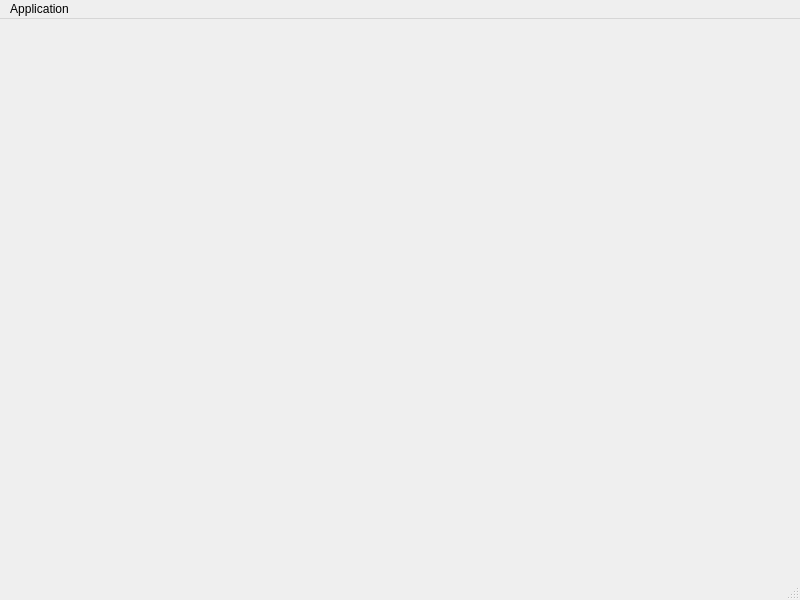
Leonardo-Martella/youtube-dl-gui, file app/qt_ui/main.ui: the form before one commit.
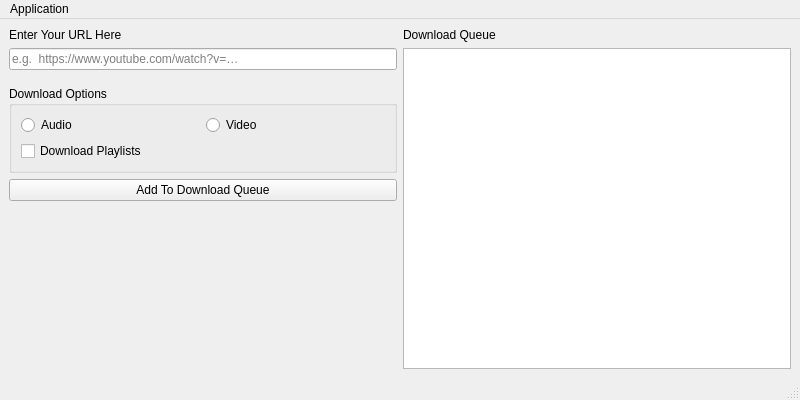
The form after the commit.

Commit message:
Create new UI for the application's main window.
Please note that the added features are not yet used in the code.

```diff
--- a/app/qt_ui/main.ui
+++ b/app/qt_ui/main.ui
@@ -7,13 +7,122 @@
     <x>0</x>
     <y>0</y>
     <width>800</width>
-    <height>600</height>
+    <height>400</height>
    </rect>
   </property>
   <property name="windowTitle">
    <string>MainWindow</string>
   </property>
-  <widget class="QWidget" name="centralwidget"/>
+  <widget class="QWidget" name="centralwidget">
+   <layout class="QHBoxLayout" name="horizontalLayout">
+    <item>
+     <layout class="QVBoxLayout" name="verticalLayout">
+      <item>
+       <widget class="QLabel" name="label_2">
+        <property name="text">
+         <string>Enter Your URL Here</string>
+        </property>
+       </widget>
+      </item>
+      <item>
+       <widget class="QLineEdit" name="urlLineEdit">
+        <property name="placeholderText">
+         <string>e.g.  https://www.youtube.com/watch?v=…</string>
+        </property>
+       </widget>
+      </item>
+      <item>
+       <spacer name="verticalSpacer_2">
+        <property name="orientation">
+         <enum>Qt::Vertical</enum>
+        </property>
+        <property name="sizeType">
+         <enum>QSizePolicy::Fixed</enum>
+        </property>
+        <property name="sizeHint" stdset="0">
+         <size>
+          <width>20</width>
+          <height>10</height>
+         </size>
+        </property>
+       </spacer>
+      </item>
+      <item>
+       <widget class="QGroupBox" name="groupBox">
+        <property name="title">
+         <string>Download Options</string>
+        </property>
+        <layout class="QVBoxLayout" name="verticalLayout_2">
+         <item>
+          <layout class="QHBoxLayout" name="horizontalLayout_3">
+           <item>
+            <widget class="QRadioButton" name="audioDownloadOptionRadioButton">
+             <property name="text">
+              <string>Audio</string>
+             </property>
+            </widget>
+           </item>
+           <item>
+            <widget class="QRadioButton" name="videoDownloadOptionRadioButton">
+             <property name="text">
+              <string>Video</string>
+             </property>
+            </widget>
+           </item>
+          </layout>
+         </item>
+         <item>
+          <layout class="QHBoxLayout" name="horizontalLayout_4">
+           <item>
+            <widget class="QCheckBox" name="downloadPlaylistsCheckBox">
+             <property name="text">
+              <string>Download Playlists</string>
+             </property>
+            </widget>
+           </item>
+          </layout>
+         </item>
+        </layout>
+       </widget>
+      </item>
+      <item>
+       <widget class="QPushButton" name="addToDownloadQueuePushButton">
+        <property name="text">
+         <string>Add To Download Queue</string>
+        </property>
+       </widget>
+      </item>
+      <item>
+       <spacer name="verticalSpacer">
+        <property name="orientation">
+         <enum>Qt::Vertical</enum>
+        </property>
+        <property name="sizeHint" stdset="0">
+         <size>
+          <width>20</width>
+          <height>40</height>
+         </size>
+        </property>
+       </spacer>
+      </item>
+     </layout>
+    </item>
+    <item>
+     <layout class="QVBoxLayout" name="verticalLayout_3">
+      <item>
+       <widget class="QLabel" name="label">
+        <property name="text">
+         <string>Download Queue</string>
+        </property>
+       </widget>
+      </item>
+      <item>
+       <widget class="QListWidget" name="downloadQueueListWidget"/>
+      </item>
+     </layout>
+    </item>
+   </layout>
+  </widget>
   <widget class="QMenuBar" name="menubar">
    <property name="geometry">
     <rect>
```
The commit also changes 1 other file.
